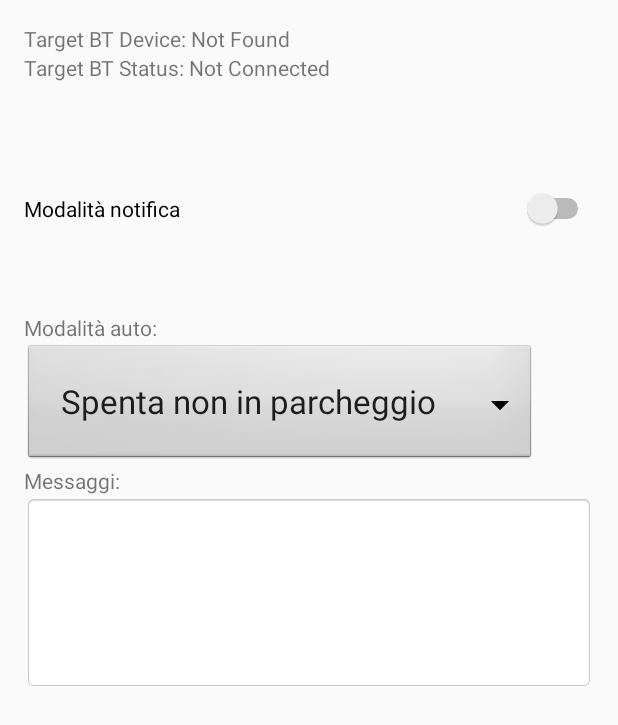
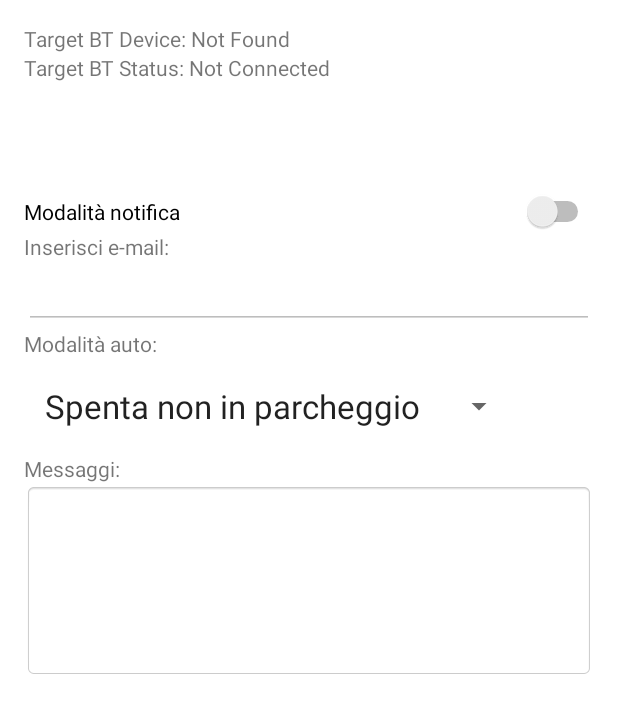
Before and after one commit to LorenzoChiana/pse1617_consegna3, an Android app: the screen it shows after launch (MainActivity), on a phone screen of 412 x 824 dp. Shown: the top 725 px of the screen. Run offline under Robolectric (Android 15) with nearby library versions, the light colour scheme and no system bars.

Commit message:
GUI changes

```diff
--- a/Android/PSE1617_consegna3/app/src/main/java/com/example/brenno/pse1617_consegna3/MainActivity.java
+++ b/Android/PSE1617_consegna3/app/src/main/java/com/example/brenno/pse1617_consegna3/MainActivity.java
@@ -32,6 +32,10 @@ import android.widget.Toast;
 import com.example.brenno.pse1617_consegna3.bt.BluetoothConnectionManager;
 import com.example.brenno.pse1617_consegna3.bt.BluetoothConnectionTask;
 import com.example.brenno.pse1617_consegna3.bt.BluetoothUtils;
+import com.example.brenno.pse1617_consegna3.listeners.MyButtonEndSeekListener;
+import com.example.brenno.pse1617_consegna3.listeners.MySeekBarListener;
+import com.example.brenno.pse1617_consegna3.listeners.MySpinnerOnItemSelectedListener;
+import com.example.brenno.pse1617_consegna3.listeners.MySwitchOnClickListener;
 
 import org.json.JSONObject;
 
@@ -60,7 +64,7 @@ public class MainActivity extends Activity {
     public enum State {MOVEMENT, PARK, OFF};
     private State currentState;
 
-    protected void setState(State value){
+    public void setState(State value){
         this.currentState = value;
     }
 
@@ -103,9 +107,7 @@ public class MainActivity extends Activity {
 
         int permission = ContextCompat.checkSelfPermission(this, Manifest.permission.ACCESS_FINE_LOCATION);
 
-        if (permission == PackageManager.PERMISSION_GRANTED) {
-            //requestLocationUpdates();
-        } else {
+        if (permission != PackageManager.PERMISSION_GRANTED) {
             ActivityCompat.requestPermissions(this,
                     new String[]{Manifest.permission.ACCESS_FINE_LOCATION},
                     ACCESS_FINE_LOCATION_REQUEST);
@@ -144,9 +146,7 @@ public class MainActivity extends Activity {
     public void onRequestPermissionsResult(int requestCode, String permissions[], int[] grantResults) {
         switch (requestCode) {
             case ACCESS_FINE_LOCATION_REQUEST:
-                if (grantResults.length > 0 && grantResults[0] == PackageManager.PERMISSION_GRANTED) {
-                    //requestLocationUpdates();
-                } else {
+                if (grantResults.length > 0 && grantResults[0] != PackageManager.PERMISSION_GRANTED) {
                     Log.d("PSE-APP", "Permission denied!");
                 }
                 break;
@@ -174,7 +174,7 @@ public class MainActivity extends Activity {
         }
     }
 
-    void hideUIContact() {
+    public void hideUIContact() {
         TextView textMechanism = (TextView) findViewById(R.id.textMeccanismo);
         textMechanism.setVisibility(View.GONE);
 
@@ -189,7 +189,7 @@ public class MainActivity extends Activity {
         buttonMechanism.setVisibility(View.GONE);
     }
 
-    void showUIContact() {
+    public void showUIContact() {
         TextView textMechanism = (TextView) findViewById(R.id.textMeccanismo);
         textMechanism.setVisibility(View.VISIBLE);
         SeekBar seekBar = (SeekBar) findViewById(R.id.seekBar);
@@ -202,7 +202,6 @@ public class MainActivity extends Activity {
     private void initUI() {
         Switch notifica = (Switch) findViewById(R.id.switchNotifica);
         notifica.setOnCheckedChangeListener(new MySwitchOnClickListener(this));
-        hideMailUI();
         this.arraySpinner = new String[]{
                 SPENTA_NON_PARC, C.SPENTA_PARC, C.ACCESA_MOV
         };
@@ -222,20 +221,6 @@ public class MainActivity extends Activity {
         buttonMeccanismo.setOnClickListener(new MyButtonEndSeekListener(this));
 
 
-    }
-
-    void hideMailUI() {
-        TextView label = (TextView) findViewById(R.id.textEmail);
-        label.setVisibility(View.INVISIBLE);
-        EditText edit = (EditText) findViewById(R.id.editEmail);
-        edit.setVisibility(View.INVISIBLE);
-    }
-
-    void showMailUI() {
-        TextView label = (TextView) findViewById(R.id.textEmail);
-        label.setVisibility(View.VISIBLE);
-        EditText edit = (EditText) findViewById(R.id.editEmail);
-        edit.setVisibility(View.VISIBLE);
     }
 
     private void showBluetoothUnavailableAlert() {
@@ -269,9 +254,7 @@ public class MainActivity extends Activity {
         lm = (LocationManager) getSystemService(Context.LOCATION_SERVICE);
         int permission = ContextCompat.checkSelfPermission(this, Manifest.permission.ACCESS_FINE_LOCATION);
 
-        if (permission == PackageManager.PERMISSION_GRANTED) {
-
-        } else {
+        if (permission != PackageManager.PERMISSION_GRANTED) {
             ActivityCompat.requestPermissions(this,
                     new String[]{Manifest.permission.ACCESS_FINE_LOCATION},
                     ACCESS_FINE_LOCATION_REQUEST);
@@ -282,7 +265,7 @@ public class MainActivity extends Activity {
         textContatto.setVisibility(View.VISIBLE);
     }
 
-    void hideContactLocation() {
+    public void hideContactLocation() {
         TextView textContatto = (TextView) findViewById(R.id.textContatto);
         textContatto.setVisibility(View.GONE);
     }
@@ -294,7 +277,7 @@ public class MainActivity extends Activity {
     public class MainActivityHandler extends Handler {
         private final WeakReference<MainActivity> context;
 
-        public MainActivityHandler(WeakReference<MainActivity> context) {
+        MainActivityHandler(WeakReference<MainActivity> context) {
             this.context = context;
         }
 
@@ -319,17 +302,15 @@ public class MainActivity extends Activity {
                             //se in C è specificata una modalità “notifica”, allora mando una mail
                             Switch switchNotifica = (Switch) findViewById(R.id.switchNotifica);
                             if (switchNotifica.isChecked()) {
-                                EditText emailText = (EditText) findViewById(R.id.editEmail);
-                                if (!emailText.getText().equals("")) {
                                     Thread thread = new Thread(new Runnable() {
                                         @Override
                                         public void run() {
-                                            //mando messaggio "fine" ad arduino
+                                            //invio email
                                             sendMail();
                                             runOnUiThread(new Runnable() {
                                                 @Override
                                                 public void run() {
-                                                    CharSequence text = C.MAIL_SENDED;
+                                                    CharSequence text = C.MAIL_SENT;
                                                     int duration = Toast.LENGTH_SHORT;
                                                     Toast.makeText(context.get(), text, duration).show();
                                                 }
@@ -339,8 +320,6 @@ public class MainActivity extends Activity {
                                     });
 
                                     thread.start();
-
-                                }
                             }
                             break;
                         }
--- a/Android/PSE1617_consegna3/app/src/main/java/com/example/brenno/pse1617_consegna3/MySwitchOnClickListener.java
+++ /dev/null
@@ -1,20 +0,0 @@
-package com.example.brenno.pse1617_consegna3;
-
-import android.widget.CompoundButton;
-
-class MySwitchOnClickListener implements CompoundButton.OnCheckedChangeListener{
-    private MainActivity context;
-
-    MySwitchOnClickListener(MainActivity activity) {
-        context = activity;
-    }
-
-    @Override
-    public void onCheckedChanged(CompoundButton compoundButton, boolean b) {
-        if(b){
-            context.showMailUI();
-        } else {
-            context.hideMailUI();
-        }
-    }
-}
--- a/Android/PSE1617_consegna3/app/src/main/java/com/example/brenno/pse1617_consegna3/MyButtonEndSeekListener.java
+++ b/Android/PSE1617_consegna3/app/src/main/java/com/example/brenno/pse1617_consegna3/listeners/MyButtonEndSeekListener.java
@@ -1,15 +1,17 @@
-package com.example.brenno.pse1617_consegna3;
+package com.example.brenno.pse1617_consegna3.listeners;
 
 import android.util.Log;
 import android.view.View;
 
+import com.example.brenno.pse1617_consegna3.C;
+import com.example.brenno.pse1617_consegna3.MainActivity;
 import com.example.brenno.pse1617_consegna3.bt.BluetoothConnectionManager;
 import com.example.brenno.pse1617_consegna3.bt.MsgTooBigException;
 
-class MyButtonEndSeekListener implements View.OnClickListener {
+public class MyButtonEndSeekListener implements View.OnClickListener {
     private MainActivity context;
 
-    MyButtonEndSeekListener(MainActivity activity) {
+    public MyButtonEndSeekListener(MainActivity activity) {
         context = activity;
     }
 
--- a/Android/PSE1617_consegna3/app/src/main/java/com/example/brenno/pse1617_consegna3/mySeekBarListener.java
+++ b/Android/PSE1617_consegna3/app/src/main/java/com/example/brenno/pse1617_consegna3/listeners/MySeekBarListener.java
@@ -1,4 +1,4 @@
-package com.example.brenno.pse1617_consegna3;
+package com.example.brenno.pse1617_consegna3.listeners;
 
 import android.util.Log;
 import android.widget.SeekBar;
@@ -6,7 +6,7 @@ import android.widget.SeekBar;
 import com.example.brenno.pse1617_consegna3.bt.BluetoothConnectionManager;
 import com.example.brenno.pse1617_consegna3.bt.MsgTooBigException;
 
-class MySeekBarListener implements SeekBar.OnSeekBarChangeListener {
+public class MySeekBarListener implements SeekBar.OnSeekBarChangeListener {
     private int progress;
     @Override
     public void onStopTrackingTouch(SeekBar seekBar) {
--- a/Android/PSE1617_consegna3/app/src/main/java/com/example/brenno/pse1617_consegna3/MySpinnerOnItemSelectedListener.java
+++ b/Android/PSE1617_consegna3/app/src/main/java/com/example/brenno/pse1617_consegna3/listeners/MySpinnerOnItemSelectedListener.java
@@ -1,17 +1,19 @@
-package com.example.brenno.pse1617_consegna3;
+package com.example.brenno.pse1617_consegna3.listeners;
 
 import android.util.Log;
 import android.view.View;
 import android.widget.AdapterView;
 
+import com.example.brenno.pse1617_consegna3.C;
+import com.example.brenno.pse1617_consegna3.MainActivity;
 import com.example.brenno.pse1617_consegna3.bt.BluetoothConnectionManager;
 import com.example.brenno.pse1617_consegna3.bt.MsgTooBigException;
 
-class MySpinnerOnItemSelectedListener implements AdapterView.OnItemSelectedListener {
+public class MySpinnerOnItemSelectedListener implements AdapterView.OnItemSelectedListener {
     private MainActivity context;
     private String state;
 
-    MySpinnerOnItemSelectedListener(MainActivity context) {
+    public MySpinnerOnItemSelectedListener(MainActivity context) {
         this.context = context;
     }
 
--- a/Android/PSE1617_consegna3/app/src/main/res/layout/activity_main.xml
+++ b/Android/PSE1617_consegna3/app/src/main/res/layout/activity_main.xml
@@ -11,7 +11,8 @@
     android:paddingTop="@dimen/activity_vertical_margin"
     tools:context="com.example.brenno.pse1617_consegna3.MainActivity"
     android:orientation="vertical"
-    android:weightSum="1">
+    android:weightSum="1"
+    android:background="@color/common_google_signin_btn_text_dark_default">
 
     <TextView
         android:text="Target BT Device: Not Found"
@@ -46,7 +47,7 @@
         android:ems="10"
         android:id="@+id/editEmail"
         android:cursorVisible="true"
-        android:background="@android:drawable/editbox_background" />
+        android:enabled="false" />
 
     <TextView
         android:text="Modalità auto:"
@@ -57,9 +58,7 @@
     <Spinner
         android:layout_width="wrap_content"
         android:layout_height="wrap_content"
-        android:id="@+id/spinnerMod"
-        android:popupBackground="@android:drawable/btn_default"
-        android:background="@android:drawable/btn_dropdown" />
+        android:id="@+id/spinnerMod" />
 
     <TextView
         android:text="Messaggi:"
```
Also changed, not shown: Android/PSE1617_consegna3/app/src/main/java/com/example/brenno/pse1617_consegna3/C.java (+7 -5 lines), Android/PSE1617_consegna3/app/src/main/java/com/example/brenno/pse1617_consegna3/listeners/MySwitchOnClickListener.java (added, +47 -0 lines), Android/PSE1617_consegna3/app/src/main/ic_launcher-web.png (added), Android/PSE1617_consegna3/app/src/main/res/mipmap-hdpi/ic_launcher.png, Android/PSE1617_consegna3/app/src/main/res/mipmap-mdpi/ic_launcher.png, Android/PSE1617_consegna3/app/src/main/res/mipmap-xhdpi/ic_launcher.png, Android/PSE1617_consegna3/app/src/main/res/mipmap-xxhdpi/ic_launcher.png, Android/PSE1617_consegna3/app/src/main/res/mipmap-xxxhdpi/ic_launcher.png.
